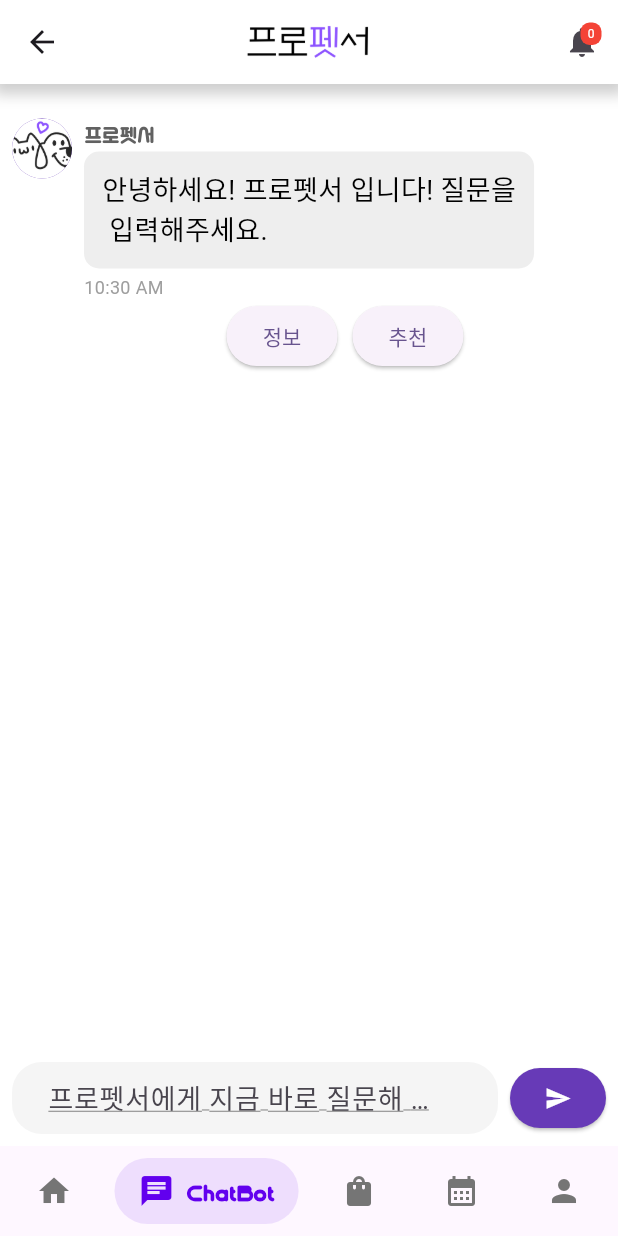
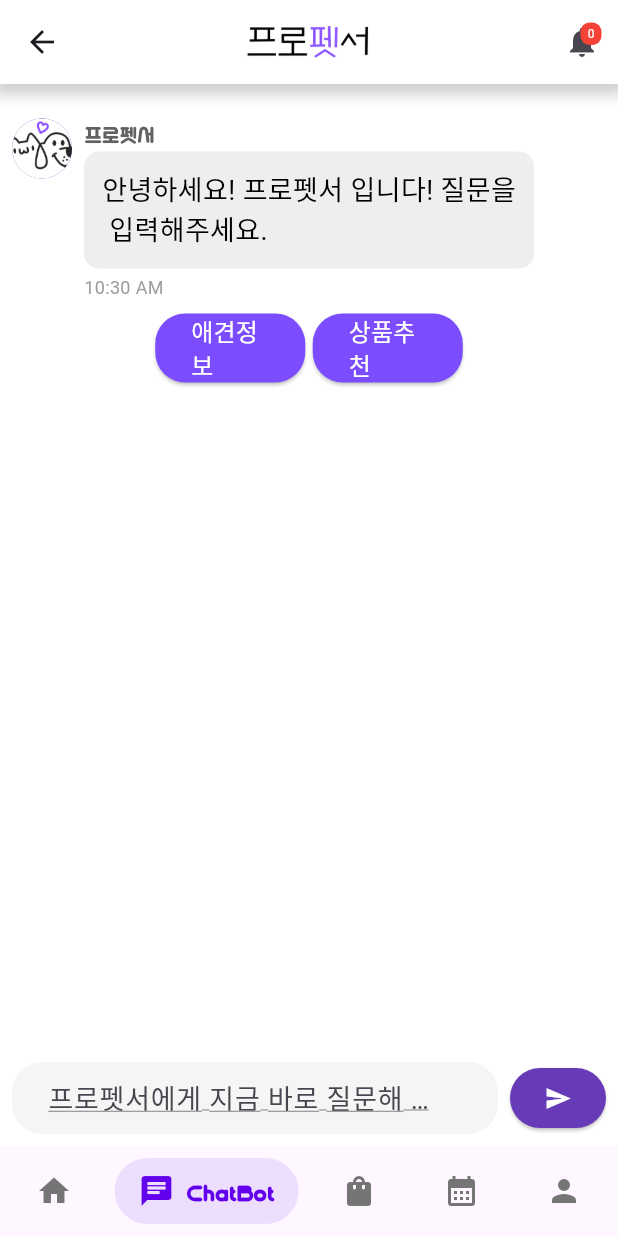
Before and after one commit to 2021-SMHRD-KDT-AI-17/propet_f, a Flutter app: the screen it shows after launch, item 2 of the bottom bar chosen, on a phone screen of 412 x 824 dp. Run offline on Flutter 3.47's test engine with Material 3 defaults, Android fonts, the phone set to English and light mode, and no system bars; drawn by our look-alikes of salomon_bottom_bar; our stand-ins replace animated_text_kit, cherry_toast, dio, firebase_core, firebase_messaging, flutter_local_notifications and 3 more; accounts and stored records are empty; Roboto replaces fonts that are missing (Omyu).

Commit message:
챗봇 버튼

```diff
--- a/lib/chatbot/chatbot.dart
+++ b/lib/chatbot/chatbot.dart
@@ -37,7 +37,7 @@ class _ChatScreenState extends State<ChatScreen> {
     super.initState();
     _messages.add({
       'role': 'bot',
-      'message': '안녕하세요! 프로펫서 입니다! 질문을 입력해주세요.',
+      'message': '안녕하세요! 프로펫서 입니다! 질문을 입력해주세요. ',
       'timestamp': DateFormat('hh:mm a').format(DateTime.now()),
       'name': '프로펫서',
     });
@@ -196,13 +196,16 @@ class _ChatScreenState extends State<ChatScreen> {
 
     return buffer.toString().trim();
   }
-
   Widget _buildMessage(Map<String, String> message) {
     bool isUserMessage = message['role'] == 'user';
     bool isFirstMessage = message == _messages.first;
     String formattedMessage = _formatMessage(message['message']!);
 
-    return Row(
+    return Column(
+      crossAxisAlignment:
+      isUserMessage ? CrossAxisAlignment.end : CrossAxisAlignment.start,
+      children: [
+        Row(
           crossAxisAlignment: CrossAxisAlignment.start,
           mainAxisAlignment:
           isUserMessage ? MainAxisAlignment.end : MainAxisAlignment.start,
@@ -236,8 +239,7 @@ class _ChatScreenState extends State<ChatScreen> {
                   Container(
                     padding: const EdgeInsets.all(12),
                     decoration: BoxDecoration(
-                  color:
-                      isUserMessage ? Colors.deepPurple[300] : Colors.grey[200],
+                      color: isUserMessage ? Colors.deepPurple[300] : Colors.grey[200],
                       borderRadius: BorderRadius.circular(10),
                     ),
                     child: isFirstMessage || isUserMessage
@@ -275,28 +277,6 @@ class _ChatScreenState extends State<ChatScreen> {
                       ),
                     ),
                   ),
-              if (_showInitialButtons ) ...[
-                Row(
-                  mainAxisAlignment: MainAxisAlignment.center,
-                  children: [
-                    ElevatedButton(
-                      onPressed: () {
-                        _handleButtonPress(); // 첫 번째 버튼 클릭 시 동작
-                        _choose = "1";
-                      },
-                      child: Text('정보'),
-                    ),
-                    SizedBox(width: 10),
-                    ElevatedButton(
-                      onPressed: () {
-                        _handleButtonPress(); // 두 번째 버튼 클릭 시 동작
-                        _choose = "2";
-                      },
-                      child: Text('추천'),
-                    ),
-                  ],
-                ),
-              ],
                 ],
               ),
             ),
@@ -310,8 +290,69 @@ class _ChatScreenState extends State<ChatScreen> {
                 ),
               ),
           ],
+        ),
+        if (_showInitialButtons)
+          Padding(
+            padding: const EdgeInsets.only(top: 8.0),
+            child: Row(
+              mainAxisAlignment: MainAxisAlignment.center,
+              children: [
+                SizedBox(
+                  width: 100, // 원하는 가로 크기 설정
+                  child: ElevatedButton(
+                    onPressed: () {
+                      _handleButtonPress(); // 첫 번째 버튼 클릭 시 동작
+                      _choose = "1";
+                    },
+                    style: ElevatedButton.styleFrom(
+                      foregroundColor: Colors.white,
+                      backgroundColor: Colors.deepPurpleAccent,
+                      shape: RoundedRectangleBorder(
+                        borderRadius: BorderRadius.circular(20),
+                      ),
+                    ),
+                    child: Text(
+                      '애견정보',
+                      style: TextStyle(
+                        fontFamily: 'Omyu', // 폰트 패밀리 설정
+                        fontSize: 16, // 폰트 크기 설정
+                      ),
+                    ),
+                  ),
+                ),
+                SizedBox(width: 5),
+                SizedBox(
+                  width: 100, // 원하는 가로 크기 설정
+                  child: ElevatedButton(
+                    onPressed: () {
+                      _handleButtonPress(); // 두 번째 버튼 클릭 시 동작
+                      _choose = "2";
+                    },
+                    style: ElevatedButton.styleFrom(
+                      foregroundColor: Colors.white,
+                      backgroundColor: Colors.deepPurpleAccent,
+                      shape: RoundedRectangleBorder(
+                        borderRadius: BorderRadius.circular(20),
+                      ),
+                    ),
+                    child: Text(
+                      '상품추천',
+                      style: TextStyle(
+                        fontFamily: 'Omyu', // 폰트 패밀리 설정
+                        fontSize: 16, // 폰트 크기 설정
+                      ),
+                    ),
+                  ),
+                ),
+              ],
+            ),
+          ),
+      ],
     );
   }
+
+
+
 
   @override
   Widget build(BuildContext context) {
```
Lines whose indentation alone changed are shown as unchanged.
